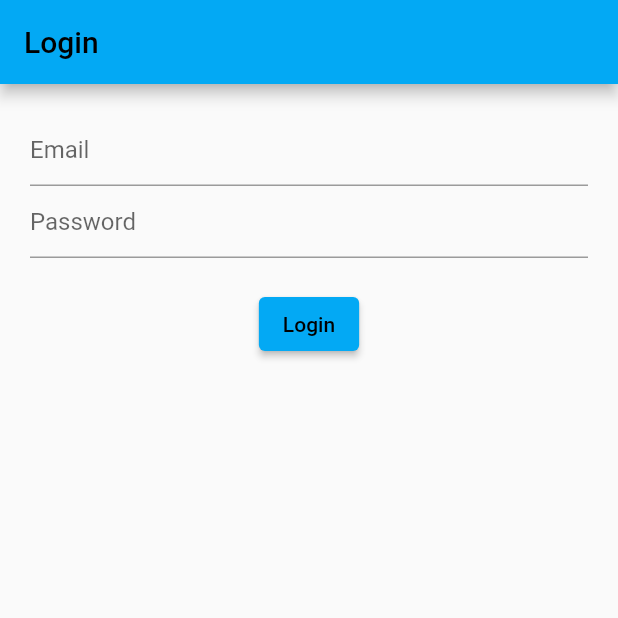
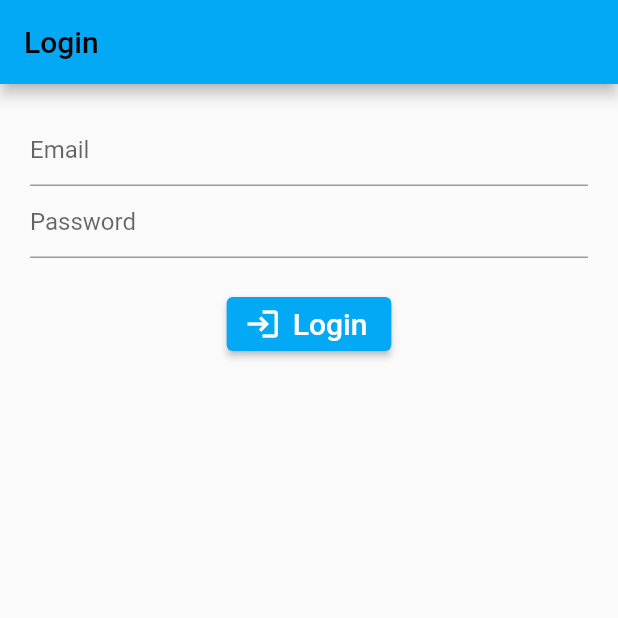
Before and after one commit to rajathirumal/FuelTracker, a Flutter app: the screen it shows after launch, on a phone screen of 412 x 824 dp, the top half of it. Run offline on Flutter 3.47's test engine with Material 2 defaults, Android fonts, the phone set to English and light mode, and no system bars; our stand-ins replace cloud_firestore, firebase_auth, firebase_core, flutter_speed_dial; missing offline and left inert: dart:ffi; accounts and stored records are empty.

Commit message:
close #2

```diff
--- a/lib/src/home/login.dart
+++ b/lib/src/home/login.dart
@@ -51,7 +51,8 @@ class _LoginScreenState extends State<LoginScreen> {
               },
             ),
             const SizedBox(height: 20.0),
-            ElevatedButton(
+            ElevatedButton.icon(
+              icon: const Icon(Icons.login, color: Colors.white),
               onPressed: () {
                 if (_formKey.currentState!.validate()) {
                   context.read<AuthenticationService>().signIn(
@@ -59,7 +60,10 @@ class _LoginScreenState extends State<LoginScreen> {
                       password: passController.text);
                 }
               },
-              child: const Text('Login'),
+              label: const Text(
+                'Login',
+                style: TextStyle(color: Colors.white, fontSize: 20),
+              ),
             ),
           ]),
         ),
```
